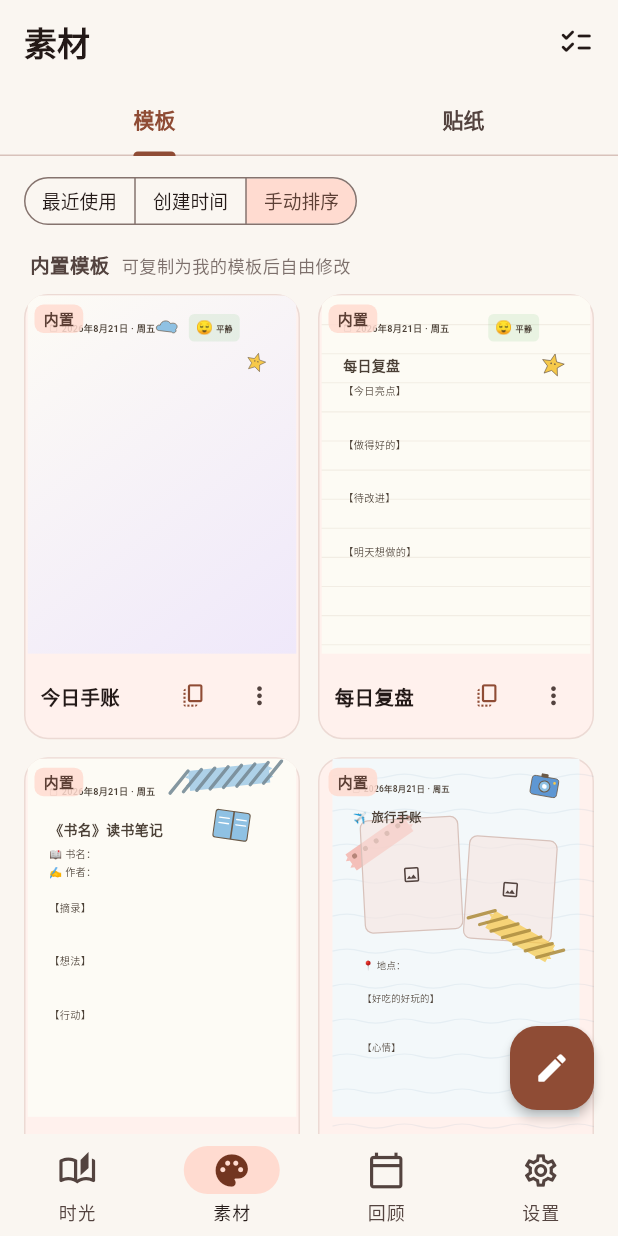
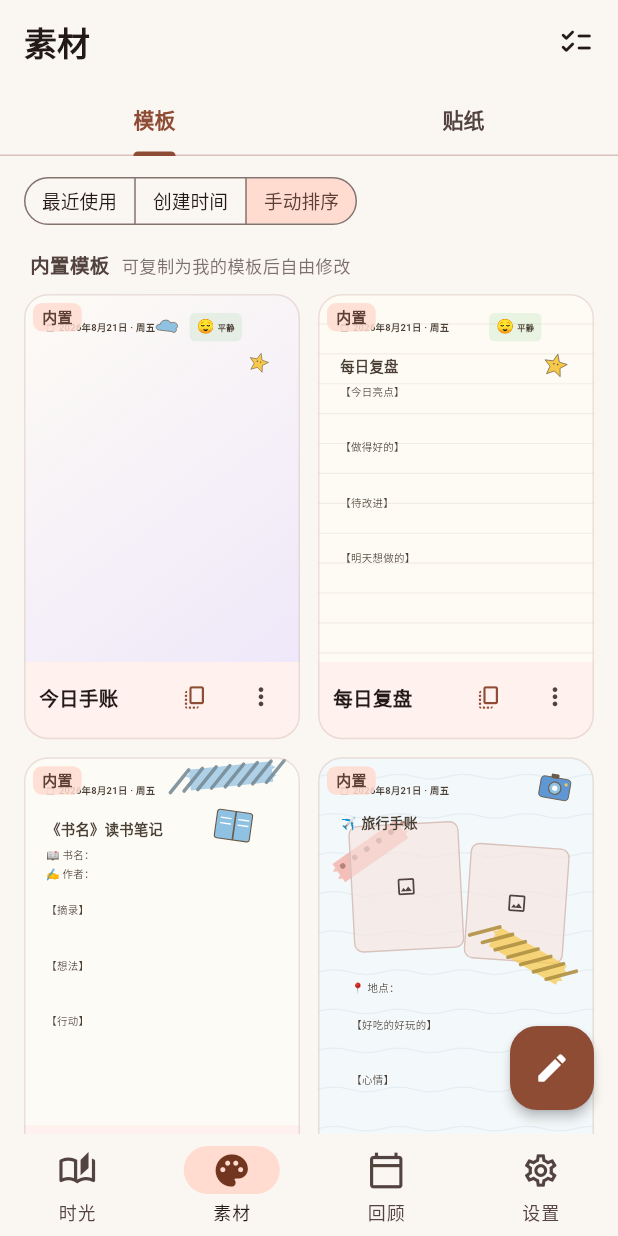
Before and after one commit to banafish/pagenote, a Flutter app: the screen it shows after launch, item 2 of the bottom bar chosen, on a phone screen of 412 x 824 dp. Run offline on Flutter 3.47's test engine with Material 3 defaults, Android fonts, the phone set to English and light mode, and no system bars; our stand-ins replace flutter_local_notifications, flutter_timezone, local_auth, share_plus, shared_preferences, sqflite and 2 more; missing offline and left inert: file_selector, gal; accounts and stored records are empty; Roboto replaces fonts that are missing (LXGW WenKai).

Commit message:
Fix template preview corners clashing with card rounding
Thumbnail FittedBox used contain, letterboxing the square-cornered
canvas paper inside the rounded card so its top corners sat right on
the card's corner arcs. Switch to cover (top-aligned) so the paper
fills the cell and the card clip rounds it, and move the border to
foregroundDecoration so the outline stays visible on top of the
full-bleed preview. Same fix for the share-pack import page's
template cards.

```diff
--- a/lib/pages/template_manager_page.dart
+++ b/lib/pages/template_manager_page.dart
@@ -591,9 +591,14 @@ class _TemplateCard extends StatelessWidget {
     final accent = selected
         ? scheme.primary
         : (highlighted ? scheme.tertiary : null);
+    // 描边走 foregroundDecoration 画在内容之上:缩略图 cover 铺满后
+    // 仍能完整露出顶部圆角线,不会被预览图盖住。
     return Container(
       decoration: BoxDecoration(
         color: scheme.surfaceContainerLow,
+        borderRadius: BorderRadius.circular(16),
+      ),
+      foregroundDecoration: BoxDecoration(
         borderRadius: BorderRadius.circular(16),
         border: Border.all(
           color: accent ?? scheme.outlineVariant.withValues(alpha: 0.5),
@@ -651,9 +656,11 @@ class _TemplateCard extends StatelessWidget {
         ),
       );
     }
+    // cover 铺满缩略图区,顶部对齐:纸面顶到卡边后由卡片圆角统一裁型,
+    // 避免 contain 留缝时直角纸面顶进卡片圆角;整页细节由大图预览负责。
     return RepaintBoundary(
       child: FittedBox(
-        fit: BoxFit.contain,
+        fit: BoxFit.cover,
         alignment: Alignment.topCenter,
         child: SizedBox(
           width: 240,
```
Also changed, not shown: lib/pages/share_pack_import_page.dart (+6 -1 lines).
